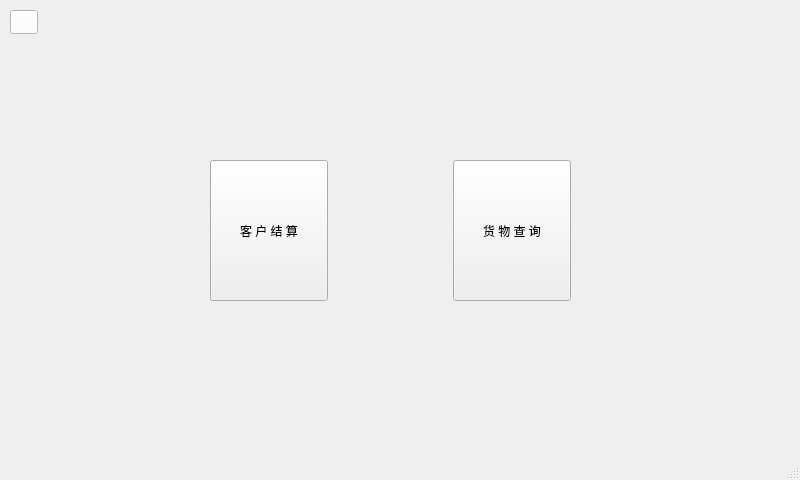
cbt-98/Supermarket-Management-System, file staffwindow.ui: the form before one commit.
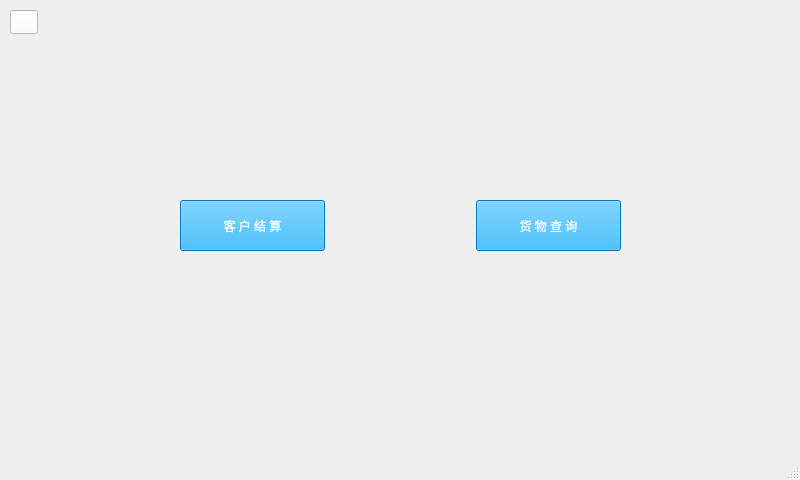
The form after the commit. Icons and pictures are not drawn.

The edit to the form file:
```diff
--- a/staffwindow.ui
+++ b/staffwindow.ui
@@ -37,10 +37,10 @@
    <widget class="QWidget" name="layoutWidget">
     <property name="geometry">
      <rect>
-      <x>210</x>
-      <y>160</y>
-      <width>361</width>
-      <height>141</height>
+      <x>180</x>
+      <y>200</y>
+      <width>441</width>
+      <height>51</height>
      </rect>
     </property>
     <layout class="QHBoxLayout" name="horizontalLayout">
@@ -54,7 +54,8 @@
        </property>
        <property name="styleSheet">
         <string notr="true">font: 12pt &quot;黑体&quot;;
-color: rgb(0, 0, 0);</string>
+color: rgb(255, 255, 255);
+background-color: rgb(0, 170, 255);</string>
        </property>
        <property name="text">
         <string>客 户 结 算</string>
@@ -84,7 +85,8 @@
        </property>
        <property name="styleSheet">
         <string notr="true">font: 12pt &quot;黑体&quot;;
-color: rgb(0, 0, 0);</string>
+color: rgb(255, 255, 255);
+background-color: rgb(0, 170, 255);</string>
        </property>
        <property name="text">
         <string>货 物 查 询</string>
```
